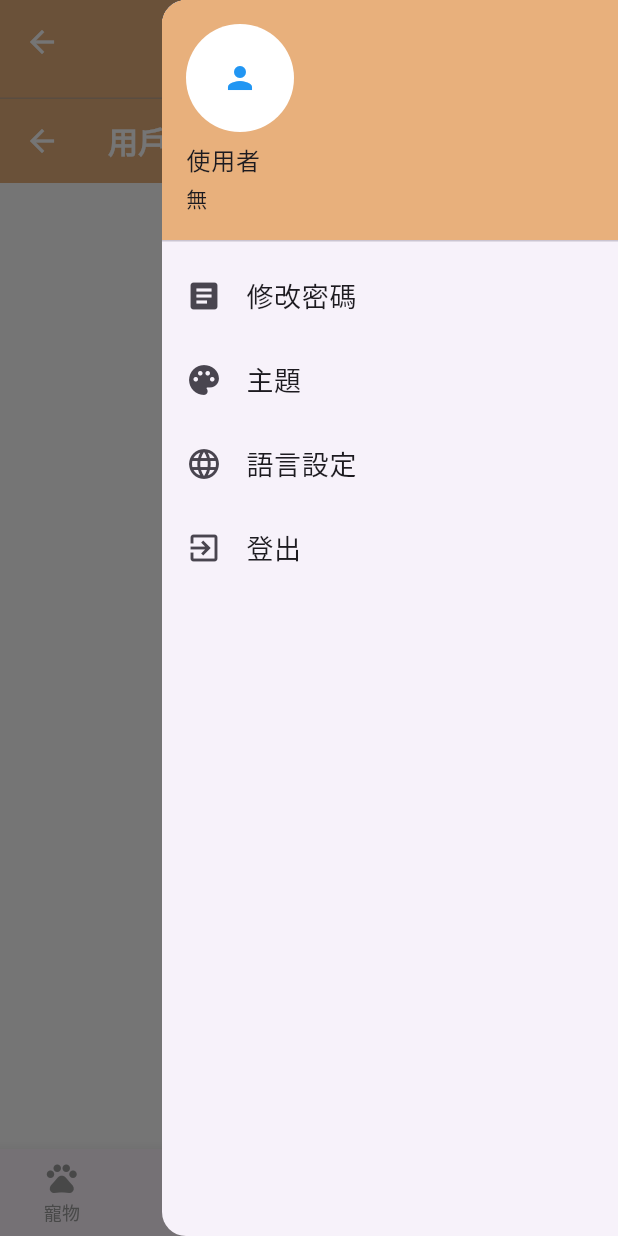
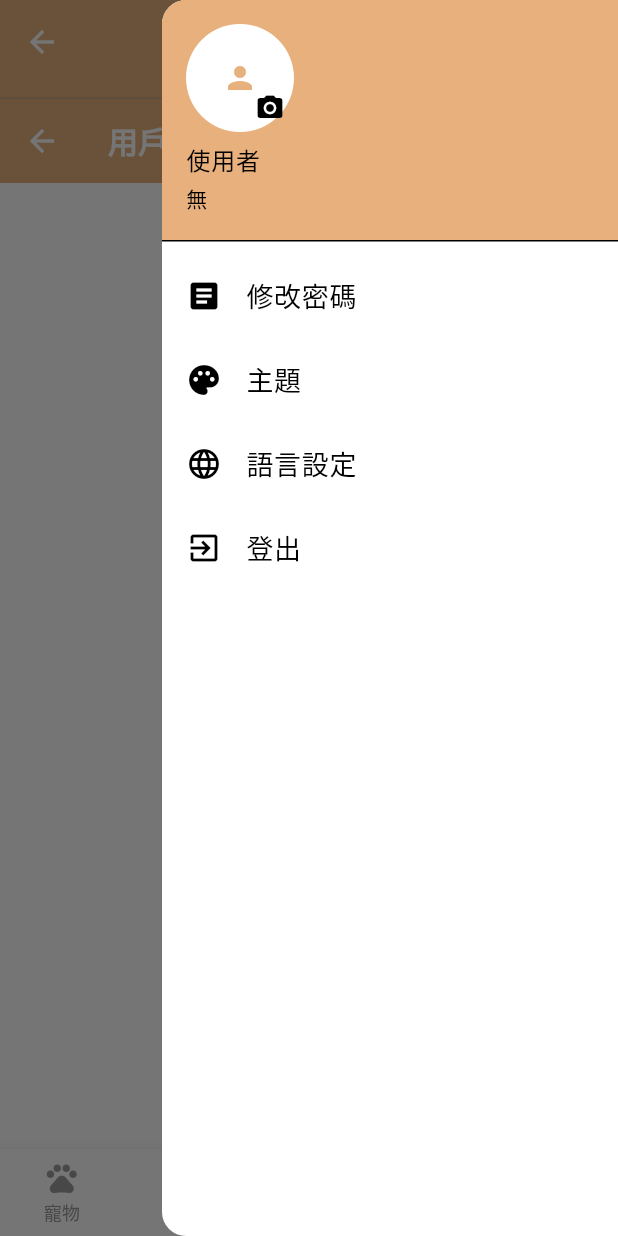
Before and after one commit to LucyHsieh1013/Pet_Diary_App, a Flutter app: the NavController screen opened by its route, item 2 of the bottom bar chosen, in the side drawer, after a tap on the "settings" icon, on a phone screen of 412 x 824 dp. Run offline on Flutter 3.47's test engine with Material 3 defaults, Android fonts, the phone set to English and light mode, and no system bars; our stand-ins replace flutter_progress_hud, shared_preferences, table_calendar; accounts and stored records are empty; network calls fail.

Commit message:
寵物介面狀態

```diff
--- a/lib/component/PetImg.dart
+++ b/lib/component/PetImg.dart
@@ -3,11 +3,17 @@ import 'package:flutter/material.dart';
 class PetImage extends StatefulWidget {
   final String imgUrl;
   final bool Iconbutton;
+  final Color? iconColor;
+  final Color? backgroundColor;
+  final IconData defaultIcon;
 
   const PetImage({
     Key? key,
     required this.imgUrl,
     this.Iconbutton = false,
+    this.backgroundColor,
+    this.iconColor,
+    this.defaultIcon = Icons.pets,
   }) : super(key: key);
 
   _ProfileImageUploaderState createState() => _ProfileImageUploaderState();
@@ -40,12 +46,12 @@ class _ProfileImageUploaderState extends State<PetImage> {
           // ),
           CircleAvatar(
             radius: 40,
-            backgroundColor: Theme.of(context).primaryColor,
+            backgroundColor: widget.backgroundColor,
             backgroundImage: (imageUrl != null && imageUrl!.isNotEmpty)
               ? NetworkImage(imageUrl!) // 只有當 `imageUrl` 存在時才載入圖片
               : null, // 否則不顯示圖片
             child: (imageUrl == null || imageUrl!.isEmpty)
-              ? Icon(Icons.pets, color: Colors.white) // 預設圖示
+              ? Icon(widget.defaultIcon, color: widget.iconColor) // 預設圖示
               : null,
           ),
           Positioned(
--- a/lib/component/defaultContainer.dart
+++ b/lib/component/defaultContainer.dart
@@ -5,7 +5,7 @@ class CustomContainer extends StatelessWidget {
   final double? height;
   final AlignmentGeometry alignment;
   final Widget? child;
-  final Color color;
+  final Color? color;
 
   const CustomContainer({
     Key? key,
@@ -13,7 +13,7 @@ class CustomContainer extends StatelessWidget {
     this.height,
     this.alignment = Alignment.center,
     this.child,
-    this.color = Colors.white,
+    this.color,
   }):super(key: key);
 
   @override
@@ -22,7 +22,7 @@ class CustomContainer extends StatelessWidget {
       width: width,
       height: height,
       decoration: BoxDecoration(
-        color: color,
+        color: color ?? Theme.of(context).primaryColor,
         borderRadius: BorderRadius.circular(20),
       ),
       alignment: alignment,
--- /dev/null
+++ b/lib/provider/PetInformation.dart
@@ -0,0 +1,42 @@
+import 'package:flutter/material.dart';
+import 'package:http/http.dart' as http;
+import 'dart:convert';
+import 'package:test_app/services/Token.dart';
+
+class PetProvider extends ChangeNotifier{
+  bool? _haspet;
+
+  bool? get haspet => _haspet;
+
+  void reset() {
+    _haspet = null;
+    notifyListeners(); // 通知 UI 更新
+  }
+
+  PetProvider(){
+    fetchPet();
+  }
+
+  Future<void> fetchPet() async {
+    try{
+      String? token = await getToken();
+
+      if (token == null) {
+        return;
+      }
+
+      final response = await http.get(
+        Uri.parse('http://10.0.2.2:3000/login/pet-profile'),
+        headers: {'Authorization': 'Bearer $token'}
+      );
+      if (response.statusCode == 200) {
+        final data = jsonDecode(response.body);
+        _haspet = data['haspet'];
+        notifyListeners();
+      }
+    } catch(e){
+      print('Error: $e');
+      notifyListeners();
+    }
+  }
+}
--- a/lib/provider/UserInformation.dart
+++ b/lib/provider/UserInformation.dart
@@ -1,7 +1,7 @@
 import 'package:flutter/material.dart';
 import 'package:http/http.dart' as http;
 import 'dart:convert';
-import 'package:test_app/services/Token.dart'; // 確保你已經正確導入 getToken
+import 'package:test_app/services/Token.dart';
 
 class UserProvider extends ChangeNotifier {
   // 預設值
@@ -13,7 +13,7 @@ class UserProvider extends ChangeNotifier {
   String get username => _username;
 
   // 重置
-  void resetUser() {
+  void reset() {
     _useremail = '無';
     _username = '使用者';
     notifyListeners(); // 通知 UI 更新
--- a/lib/screens/app_page/NavController.dart
+++ b/lib/screens/app_page/NavController.dart
@@ -6,8 +6,10 @@ import 'package:test_app/screens/app_page/ExplorePage.dart';
 import 'package:test_app/screens/app_page/pet/AddPetPage.dart';
 import 'package:test_app/screens/app_page/appbar/AppBar.dart';
 import 'package:test_app/screens/app_page/appbar/SettingPage.dart';
+import 'package:provider/provider.dart';
+import 'package:test_app/provider/PetInformation.dart';
 
-// import 'package:test_app/screens/app_page/pet/PetPage.dart';
+import 'package:test_app/screens/app_page/pet/PetPage.dart';
 
 class NavController extends StatefulWidget {
   @override
@@ -17,17 +19,27 @@ class NavController extends StatefulWidget {
 class _NavController extends State<NavController> {
   int _currentIndex = 0; // 當前選中的頁面索引
 
-  final pages = [
-    AddPetPage(),// PetPage.dart
-    // PetPage(),//註冊寵物以後的頁面
-    ChartPage(), // ChartPage.dart
-    DiaryPage(), // DiaryPage.dart
-    CalendarPage(), // CalendarPage.dart
-    ExplorePage(),// ExplorePage.dart
-  ];
 
   @override
   Widget build(BuildContext context) {
+    final petProvider = Provider.of<PetProvider>(context);
+
+    Widget petPage;
+    if (petProvider.haspet == null) {
+      petPage = Center(child: CircularProgressIndicator()); // 加載中
+    } else {
+      petPage = petProvider.haspet! ? PetPage() : AddPetPage();
+    }
+
+    final pages = [
+      petPage,
+      // AddPetPage(),// PetPage.dart
+      // PetPage(),//註冊寵物以後的頁面
+      ChartPage(), // ChartPage.dart
+      DiaryPage(), // DiaryPage.dart
+      CalendarPage(), // CalendarPage.dart
+      ExplorePage(),// ExplorePage.dart
+    ];
     return Scaffold(
       appBar: buildAppBar(context),// AppBar.dart
       endDrawer: SettingDrawer(context),
@@ -39,6 +51,7 @@ class _NavController extends State<NavController> {
             _currentIndex = index; // 更新索引
           });
         },
+
         items: const [
           BottomNavigationBarItem(
             icon: Icon(Icons.pets),
--- a/lib/screens/app_page/appbar/SettingPage.dart
+++ b/lib/screens/app_page/appbar/SettingPage.dart
@@ -5,6 +5,7 @@ import 'package:test_app/services/Token.dart';
 import 'package:provider/provider.dart';
 import 'package:test_app/provider/UserInformation.dart';
 import 'package:test_app/services/provider.dart';
+import 'package:test_app/component/PetImg.dart';
 
 Drawer SettingDrawer(BuildContext context) {
   return Drawer(
@@ -14,6 +15,7 @@ Drawer SettingDrawer(BuildContext context) {
         UserAccountsDrawerHeader(
           decoration: BoxDecoration(
             color: const Color.fromARGB(255, 232, 176, 124),//導覽列背景顏色
+            border: const Border(bottom: BorderSide.none),
           ),
           accountName: Consumer<UserProvider>(
             builder: (context, userProvider, child){
@@ -27,9 +29,11 @@ Drawer SettingDrawer(BuildContext context) {
               return Text(userProvider.useremail);
             }
           ),
-          currentAccountPicture: CircleAvatar(
-            backgroundColor: Colors.white,
-            child: Icon(Icons.person, color: Colors.blue),
+          currentAccountPicture: PetImage(
+            imgUrl:'',
+            backgroundColor: Theme.of(context).colorScheme.secondary,
+            iconColor: Theme.of(context).colorScheme.primary,
+            defaultIcon: Icons.person,
           ),
         ),
         ListTile(
--- a/lib/screens/app_page/pet/AddPetPage.dart
+++ b/lib/screens/app_page/pet/AddPetPage.dart
@@ -13,7 +13,7 @@ class AddPetPage extends StatelessWidget {
             height: 150,
             decoration: BoxDecoration(
               shape: BoxShape.circle,
-              color: const Color.fromARGB(255, 232, 176, 124),
+              color: Theme.of(context).colorScheme.primary,
             ),
             child: Center(
               child: Column(
--- a/lib/services/AuthServer.dart
+++ b/lib/services/AuthServer.dart
@@ -4,6 +4,7 @@ import 'package:flutter/material.dart';
 import 'package:flutter_progress_hud/flutter_progress_hud.dart';
 import 'package:test_app/services/Token.dart';
 import 'package:test_app/services/provider.dart';//加載以及重置provider
+import 'package:test_app/screens/app_page/NavController.dart';
 
 class AuthService {
   static Future<void> connectToNode() async {
@@ -51,7 +52,8 @@ class AuthService {
         );
 
         loadAllProviders(context);//加載provider
-        Navigator.pushNamed(context, '/home'); // 跳轉到主畫面
+        Navigator.pushReplacement(context, MaterialPageRoute(builder: (context) => NavController()),); // 跳轉到主畫面
+        // Navigator.pushNamed(context, '/home'); // 跳轉到主畫面
       } else {
         ScaffoldMessenger.of(context).showSnackBar(
           SnackBar(content: Text(data['message'] ?? '登入失敗')),
--- a/lib/services/provider.dart
+++ b/lib/services/provider.dart
@@ -1,13 +1,17 @@
 import 'package:flutter/material.dart';
 import 'package:provider/provider.dart';
 import 'package:test_app/provider/UserInformation.dart';
+import 'package:test_app/provider/PetInformation.dart';
 
 // 重置Provider
 void resetAllProviders(BuildContext context) {
-  Provider.of<UserProvider>(context, listen: false).resetUser();
+  Provider.of<UserProvider>(context, listen: false).reset();
+  Provider.of<PetProvider>(context, listen: false).reset();
 }
 
 // 加載Provider
 Future<void> loadAllProviders(BuildContext context) async {
   await Provider.of<UserProvider>(context, listen: false).fetchUser();
+  await Provider.of<PetProvider>(context, listen: false).fetchPet();
+
 }
```
Also changed, not shown: lib/component/defaultTextField.dart (+9 -0 lines), lib/main.dart (+7 -6 lines), lib/screens/app_page/pet/AddPetForm.dart (+5 -2 lines), lib/screens/app_page/pet/PetPage.dart (+5 -2 lines), 2 other files.
